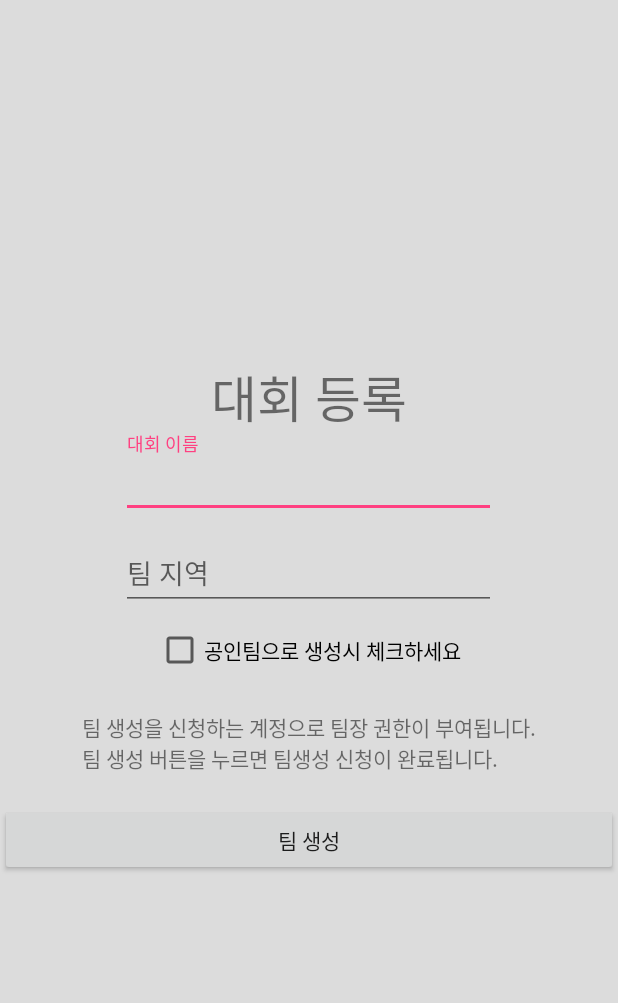
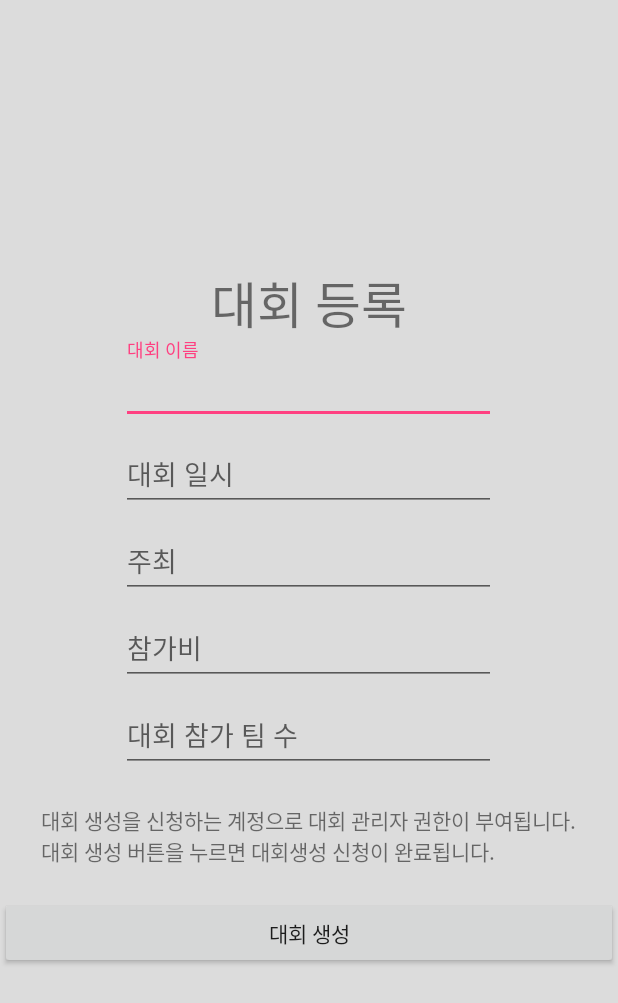
Before and after one commit to dnaksehd0793/appproject_mustcommit, an Android app: the layout activity_create_league.xml on its own in the app's theme, with its tools: preview values and no code run, on a phone screen of 412 x 824 dp. Shown: the top 1003 px of the screen. Run offline under Robolectric (Android 15) with nearby library versions, the phone set to English and light mode, and no system bars.

Commit message:
리그 프레그먼트에 리그 생성 버튼 추가.
로그인 된 상태에서만 대회목록불러옴.

```diff
--- a/app/src/main/AndroidManifest.xml
+++ b/app/src/main/AndroidManifest.xml
@@ -24,6 +24,7 @@
         </activity>
         <activity android:name=".SignInActivity" />
         <activity android:name=".createTeam" />
+        <activity android:name=".createLeague"></activity>
     </application>
 
 </manifest>
--- a/app/src/main/res/layout/activity_create_league.xml
+++ b/app/src/main/res/layout/activity_create_league.xml
@@ -16,16 +16,17 @@
         android:layout_gravity="center_horizontal"
         android:text="대회 등록"
         android:textSize="15pt" />
+
     <android.support.design.widget.TextInputLayout
         android:layout_width="match_parent"
         android:layout_height="wrap_content">
 
         <EditText
-            android:id="@+id/textteamname"
+            android:id="@+id/textleaguename"
             android:layout_width="250dp"
             android:layout_height="wrap_content"
             android:layout_gravity="center_horizontal"
-            android:layout_margin="5dp"
+            android:layout_margin="2dp"
             android:hint="대회 이름" />
     </android.support.design.widget.TextInputLayout>
     <android.support.design.widget.TextInputLayout
@@ -33,35 +34,62 @@
         android:layout_height="wrap_content">
 
         <EditText
-            android:id="@+id/textteamregion"
+            android:id="@+id/textleagueschedule"
             android:layout_width="250dp"
             android:layout_height="wrap_content"
             android:layout_gravity="center_horizontal"
-            android:layout_margin="5dp"
-            android:hint="팀 지역" />
+            android:layout_margin="2dp"
+            android:hint="대회 일시" />
     </android.support.design.widget.TextInputLayout>
+    <android.support.design.widget.TextInputLayout
+        android:layout_width="match_parent"
+        android:layout_height="wrap_content">
 
+        <EditText
+            android:id="@+id/textleaguesponsor"
+            android:layout_width="250dp"
+            android:layout_height="wrap_content"
+            android:layout_gravity="center_horizontal"
+            android:layout_margin="2dp"
+            android:hint="주최" />
+    </android.support.design.widget.TextInputLayout>
+    <android.support.design.widget.TextInputLayout
+        android:layout_width="match_parent"
+        android:layout_height="wrap_content">
 
-    <CheckBox
-        android:id="@+id/officialcheckBox"
-        android:layout_width="wrap_content"
-        android:layout_height="wrap_content"
-        android:layout_gravity="center_horizontal"
-        android:layout_margin="5dp"
-        android:text="공인팀으로 생성시 체크하세요" />
+        <EditText
+            android:id="@+id/textleaguejoincost"
+            android:layout_width="250dp"
+            android:layout_height="wrap_content"
+            android:layout_gravity="center_horizontal"
+            android:layout_margin="2dp"
+            android:hint="참가비" />
+    </android.support.design.widget.TextInputLayout>
+    <android.support.design.widget.TextInputLayout
+        android:layout_width="match_parent"
+        android:layout_height="wrap_content">
+
+        <EditText
+            android:id="@+id/textleagueteamnumber"
+            android:layout_width="250dp"
+            android:layout_height="wrap_content"
+            android:layout_gravity="center_horizontal"
+            android:layout_margin="2dp"
+            android:hint="대회 참가 팀 수" />
+    </android.support.design.widget.TextInputLayout>
     <TextView
         android:id="@+id/textView6"
         android:layout_width="wrap_content"
         android:layout_height="wrap_content"
         android:layout_gravity="center_horizontal"
         android:layout_margin="20dp"
-        android:text="팀 생성을 신청하는 계정으로 팀장 권한이 부여됩니다.\n팀 생성 버튼을 누르면 팀생성 신청이 완료됩니다." />
+        android:text="대회 생성을 신청하는 계정으로 대회 관리자 권한이 부여됩니다.\n대회 생성 버튼을 누르면 대회생성 신청이 완료됩니다." />
 
     <Button
-        android:id="@+id/teammakebutton"
+        android:id="@+id/leaguemakebutton"
         android:layout_width="match_parent"
         android:layout_height="wrap_content"
-        android:text="팀 생성" />
+        android:text="대회 생성" />
 
 
 </LinearLayout>
--- a/app/src/main/res/layout/fragment_four.xml
+++ b/app/src/main/res/layout/fragment_four.xml
@@ -15,11 +15,11 @@
         android:id="@+id/textView2" />
 
     <Button
-        android:id="@+id/button3"
+        android:id="@+id/teammanagebutton"
         android:layout_width="wrap_content"
         android:layout_height="wrap_content"
         android:layout_below="@+id/textView2"
         android:layout_centerHorizontal="true"
-        android:text="4번째버튼" />
+        android:text="팀관리버튼" />
 
 </RelativeLayout>
```
Also changed, not shown: app/src/main/java/onc/appproject/firstonc/MyAdapter.java (+12 -5 lines), app/src/main/java/onc/appproject/firstonc/ThreeFragment.java (+30 -1 lines), app/src/main/java/onc/appproject/firstonc/createLeague.java (added, +35 -0 lines), app/src/main/res/layout/fragment_three.xml (+13 -0 lines).
